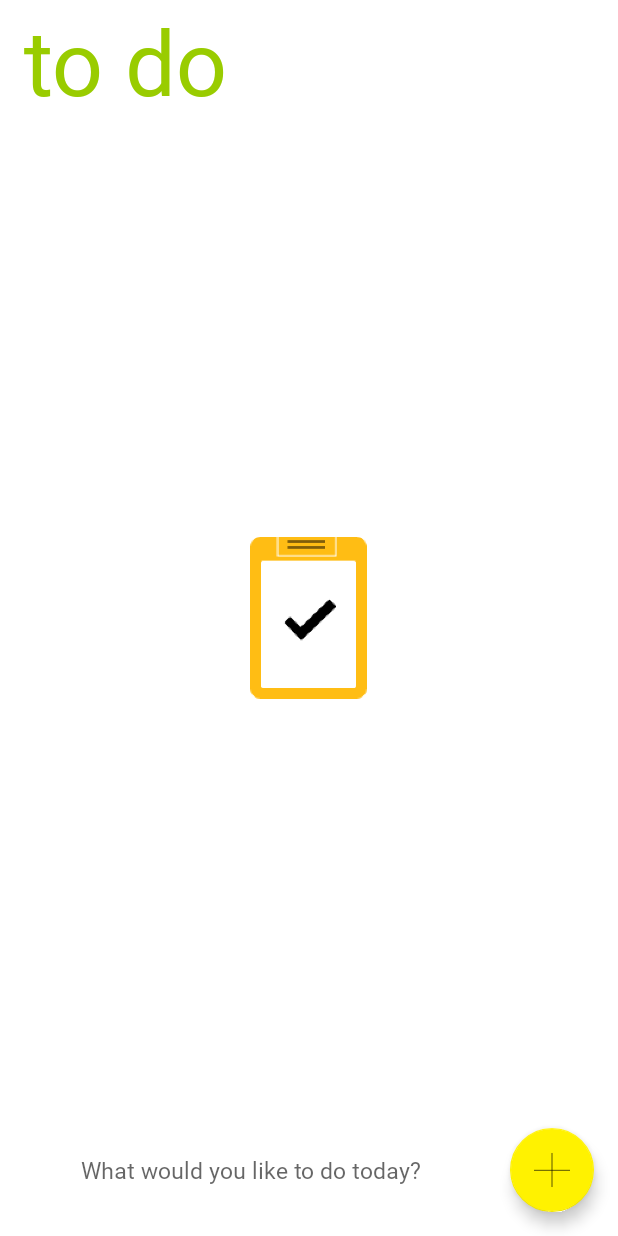
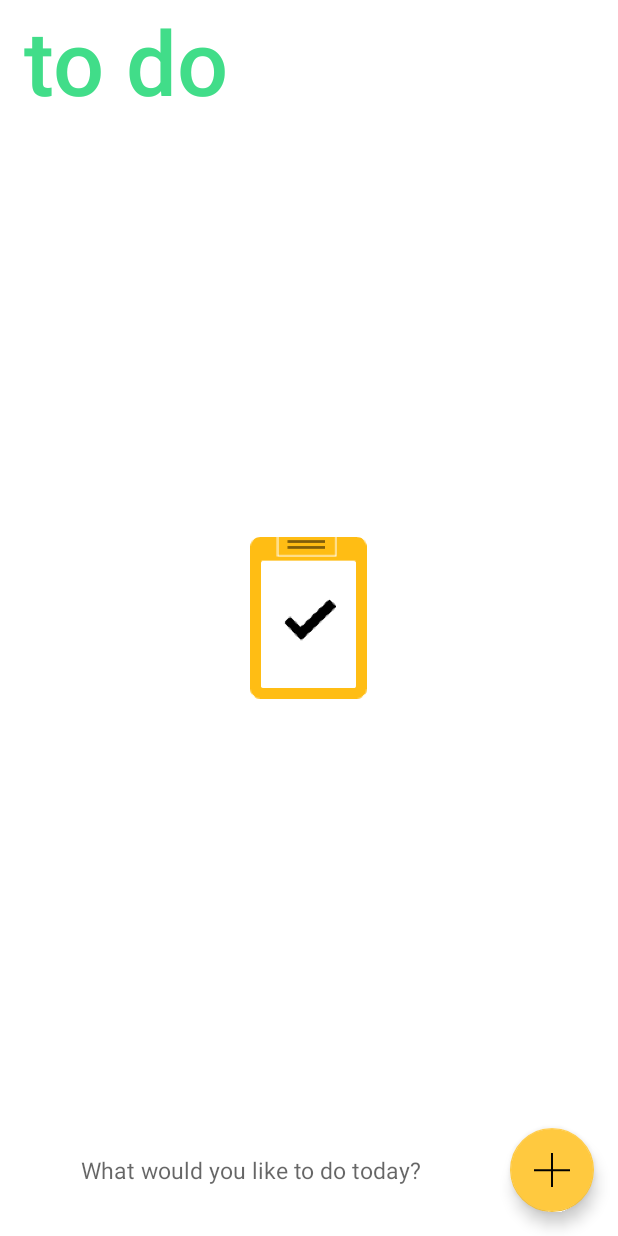
Before and after one commit to gaganmalvi/ToDo, an Android app: the screen it shows after launch (MainActivity), on a phone screen of 412 x 824 dp. Run offline under Robolectric (Android 15) with nearby library versions, the phone set to English and light mode, and no system bars; Roboto replaces fonts that are not available here.

Commit message:
todo: Update semantics

```diff
--- a/app/src/main/java/com/malviscape/todo/MainActivity.java
+++ b/app/src/main/java/com/malviscape/todo/MainActivity.java
@@ -71,7 +71,7 @@ public class MainActivity extends AppCompatActivity {
         mContext = getApplicationContext();
         mActivity = MainActivity.this;
         mCLayout = (CoordinatorLayout) findViewById(R.id.coordinator_layout);
-        mTypeface = Typeface.createFromAsset(getAssets(), "fonts/segoeuil.ttf");
+        mTypeface = Typeface.createFromAsset(getAssets(), "fonts/and_black.ttf");
         Toolbar toolbar = findViewById(R.id.toolbar);
         setSupportActionBar(toolbar);
         ListItems = findViewById(R.id.ListItems);
--- a/app/src/main/res/drawable/plus_background.xml
+++ b/app/src/main/res/drawable/plus_background.xml
@@ -7,12 +7,12 @@
       android:scaleY="1.9636364"
       android:translateY="2.9454546">
     <path
-        android:strokeWidth="1"
+        android:strokeWidth="3"
         android:pathData="M27.5,0L27.5,52"
         android:fillColor="#00000000"
         android:strokeColor="#000000"/>
     <path
-        android:strokeWidth="1"
+        android:strokeWidth="3"
         android:pathData="M55,26.5L0,26.5"
         android:fillColor="#00000000"
         android:strokeColor="#000000"/>
--- a/app/src/main/res/drawable/plus_foreground.xml
+++ b/app/src/main/res/drawable/plus_foreground.xml
@@ -15,6 +15,6 @@
         android:strokeWidth="1"
         android:pathData="M55,26.5L0,26.5"
         android:fillColor="#00000000"
-        android:strokeColor="#000000"/>
+        android:strokeColor="#000000" />
   </group>
 </vector>
--- a/app/src/main/res/layout/activity_main.xml
+++ b/app/src/main/res/layout/activity_main.xml
@@ -24,7 +24,7 @@
         android:layout_margin="@dimen/fab_margin"
         android:contentDescription="@string/fab_desc"
         android:onClick="fab"
-        app:backgroundTint="#FFF200"
+        app:backgroundTint="#FFC93F"
         app:rippleColor="#000000"
         app:srcCompat="@drawable/plus_background"
         app:useCompatPadding="true" />
@@ -53,7 +53,7 @@
         android:layout_marginBottom="@dimen/fab_margin"
         android:background="@drawable/edittext"
         android:ems="10"
-        android:fontFamily="@font/segoeuil"
+        android:fontFamily="@fonts/circularstd_book"
         android:gravity="center"
         android:hint="@string/editboxtext"
         android:inputType="textPersonName"
@@ -75,9 +75,8 @@
             android:layout_width="wrap_content"
             android:layout_height="match_parent"
             android:layout_gravity="left"
-            android:fontFamily="@font/segoeuil"
             android:text="@string/app_title"
-            android:textColor="@android:color/holo_green_light"
+            android:textColor="#41DD89"
             android:textSize="60sp" />
 
     </androidx.appcompat.widget.Toolbar>
--- a/app/src/main/res/values/preloaded_fonts.xml
+++ b/app/src/main/res/values/preloaded_fonts.xml
@@ -1,6 +1,6 @@
 <?xml version="1.0" encoding="utf-8"?>
 <resources>
     <array name="preloaded_fonts" translatable="false">
-        <item>@font/segoeuil</item>
+        <item>@fonts/and_black</item>
     </array>
 </resources>
--- a/app/src/main/res/values/themes.xml
+++ b/app/src/main/res/values/themes.xml
@@ -10,7 +10,9 @@
         <item name="colorSecondaryVariant">@android:color/transparent</item>
         <item name="colorOnSecondary">@color/black</item>
         <!-- Status bar color. -->
-        <item name="android:statusBarColor" tools:targetApi="l">?attr/colorPrimaryVariant</item>
+        <item name="android:statusBarColor">?attr/colorPrimaryDark</item>
+        <!-- Navigation bar -->
+        <item name="android:navigationBarColor">@android:color/transparent</item>
         <!-- Customize your theme here. -->
     </style>
 
```
Also changed, not shown: app/src/main/assets/fonts/and_black.ttf (added).
